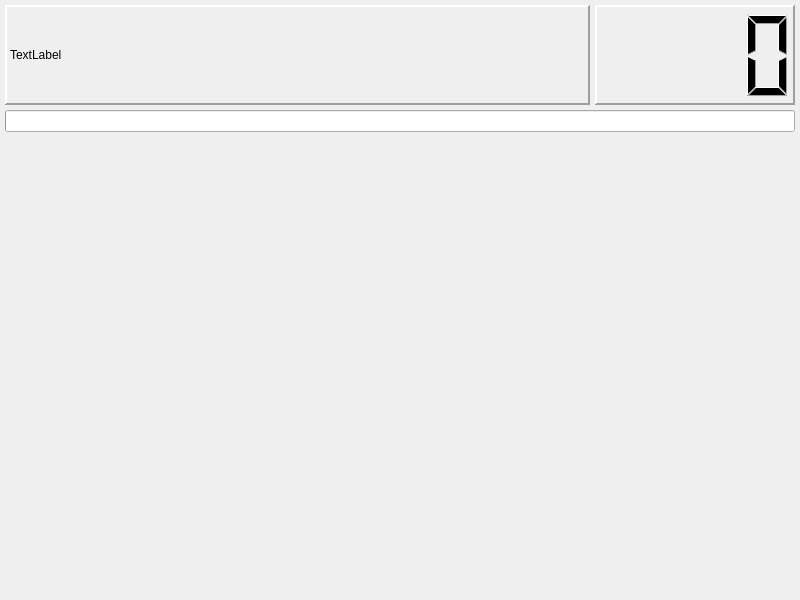
Qt form py/HapHapch/Qt/GameWindow/PyQtWindow.ui (KirillHit/HandTracker) before a commit.
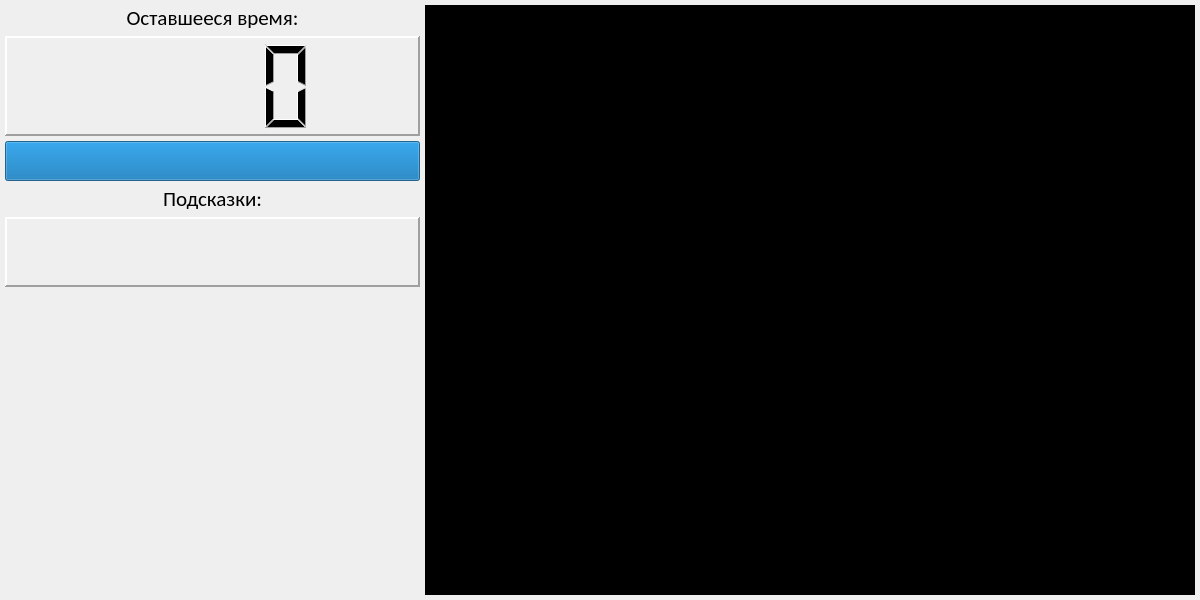
The same form after that commit.

The edit to the form file:
```diff
--- a/py/HapHapch/Qt/GameWindow/PyQtWindow.ui
+++ b/py/HapHapch/Qt/GameWindow/PyQtWindow.ui
@@ -9,7 +9,7 @@
    <rect>
     <x>0</x>
     <y>0</y>
-    <width>800</width>
+    <width>1200</width>
     <height>600</height>
    </rect>
   </property>
@@ -33,43 +33,37 @@
     <property name="spacing">
      <number>5</number>
     </property>
-    <item row="0" column="0">
-     <layout class="QVBoxLayout" name="verticalLayout">
+    <item row="0" column="1">
+     <layout class="QHBoxLayout" name="horizontalLayout_2" stretch="7,13">
       <item>
-       <layout class="QHBoxLayout" name="horizontalLayout">
+       <layout class="QVBoxLayout" name="verticalLayout" stretch="0,0,0,0,0,100">
         <item>
-         <widget class="QLabel" name="description_lab">
-          <property name="sizePolicy">
-           <sizepolicy hsizetype="Expanding" vsizetype="Preferred">
-            <horstretch>0</horstretch>
-            <verstretch>0</verstretch>
-           </sizepolicy>
-          </property>
-          <property name="sizeIncrement">
-           <size>
-            <width>0</width>
-            <height>0</height>
-           </size>
-          </property>
-          <property name="frameShape">
-           <enum>QFrame::Panel</enum>
-          </property>
-          <property name="frameShadow">
-           <enum>QFrame::Raised</enum>
-          </property>
-          <property name="lineWidth">
-           <number>2</number>
+         <widget class="QLabel" name="label">
+          <property name="font">
+           <font>
+            <family>Calibri</family>
+            <pointsize>16</pointsize>
+           </font>
           </property>
           <property name="text">
-           <string>TextLabel</string>
+           <string>Оставшееся время:</string>
+          </property>
+          <property name="alignment">
+           <set>Qt::AlignCenter</set>
           </property>
          </widget>
         </item>
         <item>
          <widget class="QLCDNumber" name="lcd_time">
+          <property name="sizePolicy">
+           <sizepolicy hsizetype="Minimum" vsizetype="Fixed">
+            <horstretch>0</horstretch>
+            <verstretch>0</verstretch>
+           </sizepolicy>
+          </property>
           <property name="minimumSize">
            <size>
-            <width>200</width>
+            <width>250</width>
             <height>100</height>
            </size>
           </property>
@@ -107,35 +101,143 @@
           </property>
          </widget>
         </item>
+        <item>
+         <widget class="QProgressBar" name="progressBar">
+          <property name="sizePolicy">
+           <sizepolicy hsizetype="Expanding" vsizetype="Minimum">
+            <horstretch>0</horstretch>
+            <verstretch>0</verstretch>
+           </sizepolicy>
+          </property>
+          <property name="minimumSize">
+           <size>
+            <width>0</width>
+            <height>40</height>
+           </size>
+          </property>
+          <property name="maximum">
+           <number>10000</number>
+          </property>
+          <property name="value">
+           <number>10000</number>
+          </property>
+          <property name="textVisible">
+           <bool>false</bool>
+          </property>
+          <property name="orientation">
+           <enum>Qt::Horizontal</enum>
+          </property>
+          <property name="invertedAppearance">
+           <bool>false</bool>
+          </property>
+          <property name="textDirection">
+           <enum>QProgressBar::TopToBottom</enum>
+          </property>
+         </widget>
+        </item>
+        <item>
+         <widget class="QLabel" name="label_2">
+          <property name="font">
+           <font>
+            <family>Calibri</family>
+            <pointsize>16</pointsize>
+           </font>
+          </property>
+          <property name="text">
+           <string>Подсказки:</string>
+          </property>
+          <property name="alignment">
+           <set>Qt::AlignCenter</set>
+          </property>
+         </widget>
+        </item>
+        <item>
+         <widget class="QLabel" name="description_lab">
+          <property name="sizePolicy">
+           <sizepolicy hsizetype="Expanding" vsizetype="Preferred">
+            <horstretch>0</horstretch>
+            <verstretch>0</verstretch>
+           </sizepolicy>
+          </property>
+          <property name="minimumSize">
+           <size>
+            <width>0</width>
+            <height>70</height>
+           </size>
+          </property>
+          <property name="sizeIncrement">
+           <size>
+            <width>0</width>
+            <height>0</height>
+           </size>
+          </property>
+          <property name="font">
+           <font>
+            <family>Calibri</family>
+            <pointsize>16</pointsize>
+           </font>
+          </property>
+          <property name="frameShape">
+           <enum>QFrame::Panel</enum>
+          </property>
+          <property name="frameShadow">
+           <enum>QFrame::Raised</enum>
+          </property>
+          <property name="lineWidth">
+           <number>2</number>
+          </property>
+          <property name="text">
+           <string/>
+          </property>
+          <property name="alignment">
+           <set>Qt::AlignHCenter|Qt::AlignTop</set>
+          </property>
+          <property name="wordWrap">
+           <bool>true</bool>
+          </property>
+         </widget>
+        </item>
+        <item>
+         <widget class="QLabel" name="gif_lab">
+          <property name="sizePolicy">
+           <sizepolicy hsizetype="Ignored" vsizetype="Ignored">
+            <horstretch>0</horstretch>
+            <verstretch>0</verstretch>
+           </sizepolicy>
+          </property>
+          <property name="minimumSize">
+           <size>
+            <width>0</width>
+            <height>100</height>
+           </size>
+          </property>
+          <property name="text">
+           <string/>
+          </property>
+          <property name="alignment">
+           <set>Qt::AlignHCenter|Qt::AlignTop</set>
+          </property>
+         </widget>
+        </item>
        </layout>
       </item>
-      <item>
-       <widget class="QProgressBar" name="progressBar">
-        <property name="maximum">
-         <number>1000000</number>
-        </property>
-        <property name="value">
-         <number>24</number>
-        </property>
-        <property name="textVisible">
-         <bool>false</bool>
-        </property>
-        <property name="orientation">
-         <enum>Qt::Horizontal</enum>
-        </property>
-       </widget>
-      </item>
       <item>
        <widget class="QLabel" name="pix_lab">
         <property name="sizePolicy">
-         <sizepolicy hsizetype="Preferred" vsizetype="Expanding">
+         <sizepolicy hsizetype="Ignored" vsizetype="Ignored">
           <horstretch>0</horstretch>
           <verstretch>0</verstretch>
          </sizepolicy>
         </property>
+        <property name="styleSheet">
+         <string notr="true">background: rgb(0, 0, 0)</string>
+        </property>
         <property name="text">
          <string/>
         </property>
+        <property name="alignment">
+         <set>Qt::AlignCenter</set>
+        </property>
        </widget>
       </item>
      </layout>
```
